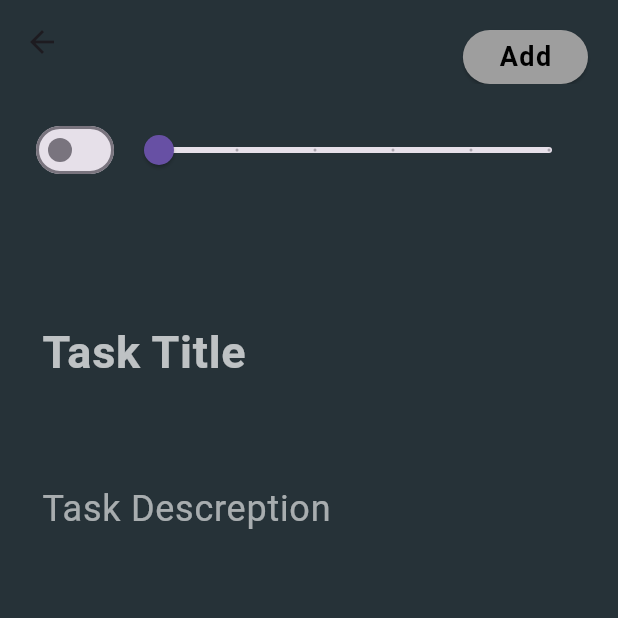
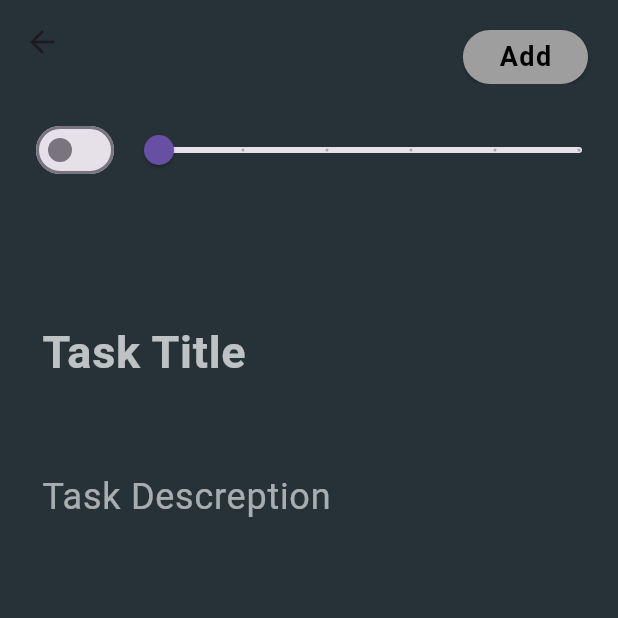
Before and after one commit to ZainbMohammed/to-do-list-app, a Flutter app: the AddEditNotePage screen opened directly, on a phone screen of 412 x 824 dp, the top half of it. Run offline on Flutter 3.47's test engine with Material 3 defaults, Android fonts, the light colour scheme and no system bars; our stand-ins replace sqflite; accounts and stored records are empty.

Commit message:
upadting on padding in pages

```diff
--- a/lib/page/note_detail_page.dart
+++ b/lib/page/note_detail_page.dart
@@ -43,7 +43,7 @@ class _NoteDetailPageState extends State<NoteDetailPage> {
         body: isLoading
             ? const Center(child: CircularProgressIndicator())
             : Padding(
-                padding: const EdgeInsets.all(40),
+                padding: const EdgeInsets.all(30),
                 child: ListView(
                   padding: const EdgeInsets.symmetric(vertical: 80),
                   children: [
@@ -64,7 +64,7 @@ class _NoteDetailPageState extends State<NoteDetailPage> {
                         fontWeight: FontWeight.bold,
                       ),
                     ),
-                    const SizedBox(height: 40),
+                    const SizedBox(height: 60),
                     Text(
                       note.description,
                       style:
--- a/lib/widget/note_form_widget.dart
+++ b/lib/widget/note_form_widget.dart
@@ -25,7 +25,7 @@ class NoteFormWidget extends StatelessWidget {
   @override
   Widget build(BuildContext context) => SingleChildScrollView(
         child: Padding(
-          padding: const EdgeInsets.all(20),
+          padding: const EdgeInsets.only(top: 20, left: 20),
           child: Column(
             mainAxisSize: MainAxisSize.min,
             children: [
@@ -47,9 +47,9 @@ class NoteFormWidget extends StatelessWidget {
                 ],
               ),
               buildTitle(),
-              const SizedBox(height: 8),
+              const SizedBox(height: 0),
               buildDescription(),
-              const SizedBox(height: 16),
+              // const SizedBox(height: 16),
             ],
           ),
         ),
```
